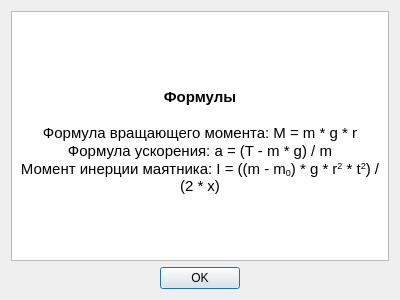
Old version of the form UI/modal-info.ui in the repository qequy/SimuPhysics-STABLE-.
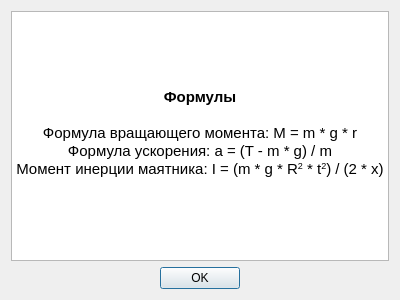
New version of the form.

The edit to the form file:
```diff
--- a/UI/modal-info.ui
+++ b/UI/modal-info.ui
@@ -23,16 +23,16 @@
 hr { height: 1px; border-width: 0; }
 li.unchecked::marker { content: &quot;\2610&quot;; }
 li.checked::marker { content: &quot;\2612&quot;; }
-&lt;/style&gt;&lt;/head&gt;&lt;body style=&quot; font-family:'Cantarell'; font-size:11pt; font-weight:400; font-style:normal;&quot;&gt;
-&lt;p align=&quot;center&quot; style=&quot;-qt-paragraph-type:empty; margin-top:0px; margin-bottom:0px; margin-left:0px; margin-right:0px; -qt-block-indent:0; text-indent:0px; font-family:'Ubuntu';&quot;&gt;&lt;br /&gt;&lt;/p&gt;
-&lt;p align=&quot;center&quot; style=&quot;-qt-paragraph-type:empty; margin-top:0px; margin-bottom:0px; margin-left:0px; margin-right:0px; -qt-block-indent:0; text-indent:0px; font-family:'Ubuntu'; font-weight:600;&quot;&gt;&lt;br /&gt;&lt;/p&gt;
-&lt;p align=&quot;center&quot; style=&quot;-qt-paragraph-type:empty; margin-top:0px; margin-bottom:0px; margin-left:0px; margin-right:0px; -qt-block-indent:0; text-indent:0px; font-family:'Ubuntu';&quot;&gt;&lt;br /&gt;&lt;/p&gt;
-&lt;p align=&quot;center&quot; style=&quot;-qt-paragraph-type:empty; margin-top:0px; margin-bottom:0px; margin-left:0px; margin-right:0px; -qt-block-indent:0; text-indent:0px; font-family:'Ubuntu'; font-weight:600;&quot;&gt;&lt;br /&gt;&lt;/p&gt;
-&lt;p align=&quot;center&quot; style=&quot; margin-top:0px; margin-bottom:0px; margin-left:0px; margin-right:0px; -qt-block-indent:0; text-indent:0px;&quot;&gt;&lt;span style=&quot; font-family:'Ubuntu'; font-weight:600;&quot;&gt;Формулы&lt;/span&gt;&lt;/p&gt;
-&lt;p align=&quot;center&quot; style=&quot;-qt-paragraph-type:empty; margin-top:0px; margin-bottom:0px; margin-left:0px; margin-right:0px; -qt-block-indent:0; text-indent:0px; font-family:'Ubuntu'; font-weight:600;&quot;&gt;&lt;br /&gt;&lt;/p&gt;
-&lt;p align=&quot;center&quot; style=&quot; margin-top:0px; margin-bottom:0px; margin-left:0px; margin-right:0px; -qt-block-indent:0; text-indent:0px;&quot;&gt;&lt;span style=&quot; font-family:'Ubuntu';&quot;&gt;Формула вращающего момента: M = m * g * r&lt;/span&gt;&lt;/p&gt;
-&lt;p align=&quot;center&quot; style=&quot; margin-top:0px; margin-bottom:0px; margin-left:0px; margin-right:0px; -qt-block-indent:0; text-indent:0px;&quot;&gt;&lt;span style=&quot; font-family:'Ubuntu';&quot;&gt;Формула ускорения: a = (T - m * g) / m&lt;/span&gt;&lt;/p&gt;
-&lt;p align=&quot;center&quot; style=&quot; margin-top:0px; margin-bottom:0px; margin-left:0px; margin-right:0px; -qt-block-indent:0; text-indent:0px;&quot;&gt;&lt;span style=&quot; font-family:'Ubuntu';&quot;&gt;Момент инерции маятника: I = ((m - m&lt;/span&gt;&lt;span style=&quot; font-family:'Ubuntu'; vertical-align:sub;&quot;&gt;0&lt;/span&gt;&lt;span style=&quot; font-family:'Ubuntu';&quot;&gt;) * g * r&lt;/span&gt;&lt;span style=&quot; font-family:'Ubuntu'; vertical-align:super;&quot;&gt;2&lt;/span&gt;&lt;span style=&quot; font-family:'Ubuntu';&quot;&gt; * t&lt;/span&gt;&lt;span style=&quot; font-family:'Ubuntu'; vertical-align:super;&quot;&gt;2&lt;/span&gt;&lt;span style=&quot; font-family:'Ubuntu';&quot;&gt;) / (2 * x)&lt;/span&gt;&lt;/p&gt;&lt;/body&gt;&lt;/html&gt;</string>
+&lt;/style&gt;&lt;/head&gt;&lt;body style=&quot; font-family:'Segoe UI'; font-size:9pt; font-weight:400; font-style:normal;&quot;&gt;
+&lt;p align=&quot;center&quot; style=&quot;-qt-paragraph-type:empty; margin-top:0px; margin-bottom:0px; margin-left:0px; margin-right:0px; -qt-block-indent:0; text-indent:0px; font-family:'Ubuntu'; font-size:11pt;&quot;&gt;&lt;br /&gt;&lt;/p&gt;
+&lt;p align=&quot;center&quot; style=&quot;-qt-paragraph-type:empty; margin-top:0px; margin-bottom:0px; margin-left:0px; margin-right:0px; -qt-block-indent:0; text-indent:0px; font-family:'Ubuntu'; font-size:11pt; font-weight:600;&quot;&gt;&lt;br /&gt;&lt;/p&gt;
+&lt;p align=&quot;center&quot; style=&quot;-qt-paragraph-type:empty; margin-top:0px; margin-bottom:0px; margin-left:0px; margin-right:0px; -qt-block-indent:0; text-indent:0px; font-family:'Ubuntu'; font-size:11pt;&quot;&gt;&lt;br /&gt;&lt;/p&gt;
+&lt;p align=&quot;center&quot; style=&quot;-qt-paragraph-type:empty; margin-top:0px; margin-bottom:0px; margin-left:0px; margin-right:0px; -qt-block-indent:0; text-indent:0px; font-family:'Ubuntu'; font-size:11pt; font-weight:600;&quot;&gt;&lt;br /&gt;&lt;/p&gt;
+&lt;p align=&quot;center&quot; style=&quot; margin-top:0px; margin-bottom:0px; margin-left:0px; margin-right:0px; -qt-block-indent:0; text-indent:0px;&quot;&gt;&lt;span style=&quot; font-family:'Ubuntu'; font-size:11pt; font-weight:600;&quot;&gt;Формулы&lt;/span&gt;&lt;/p&gt;
+&lt;p align=&quot;center&quot; style=&quot;-qt-paragraph-type:empty; margin-top:0px; margin-bottom:0px; margin-left:0px; margin-right:0px; -qt-block-indent:0; text-indent:0px; font-family:'Ubuntu'; font-size:11pt; font-weight:600;&quot;&gt;&lt;br /&gt;&lt;/p&gt;
+&lt;p align=&quot;center&quot; style=&quot; margin-top:0px; margin-bottom:0px; margin-left:0px; margin-right:0px; -qt-block-indent:0; text-indent:0px;&quot;&gt;&lt;span style=&quot; font-family:'Ubuntu'; font-size:11pt;&quot;&gt;Формула вращающего момента: M = m * g * r&lt;/span&gt;&lt;/p&gt;
+&lt;p align=&quot;center&quot; style=&quot; margin-top:0px; margin-bottom:0px; margin-left:0px; margin-right:0px; -qt-block-indent:0; text-indent:0px;&quot;&gt;&lt;span style=&quot; font-family:'Ubuntu'; font-size:11pt;&quot;&gt;Формула ускорения: a = (T - m * g) / m&lt;/span&gt;&lt;/p&gt;
+&lt;p align=&quot;center&quot; style=&quot; margin-top:0px; margin-bottom:0px; margin-left:0px; margin-right:0px; -qt-block-indent:0; text-indent:0px;&quot;&gt;&lt;span style=&quot; font-family:'Ubuntu'; font-size:11pt;&quot;&gt;Момент инерции маятника: I = (m * g * R&lt;/span&gt;&lt;span style=&quot; font-family:'Ubuntu'; font-size:11pt; vertical-align:super;&quot;&gt;2&lt;/span&gt;&lt;span style=&quot; font-family:'Ubuntu'; font-size:11pt;&quot;&gt; * t&lt;/span&gt;&lt;span style=&quot; font-family:'Ubuntu'; font-size:11pt; vertical-align:super;&quot;&gt;2&lt;/span&gt;&lt;span style=&quot; font-family:'Ubuntu'; font-size:11pt;&quot;&gt;) / (2 * x)&lt;/span&gt;&lt;/p&gt;&lt;/body&gt;&lt;/html&gt;</string>
      </property>
     </widget>
    </item>
```
Left out of the diff: 4 changed lines with no effect on the pictures.
